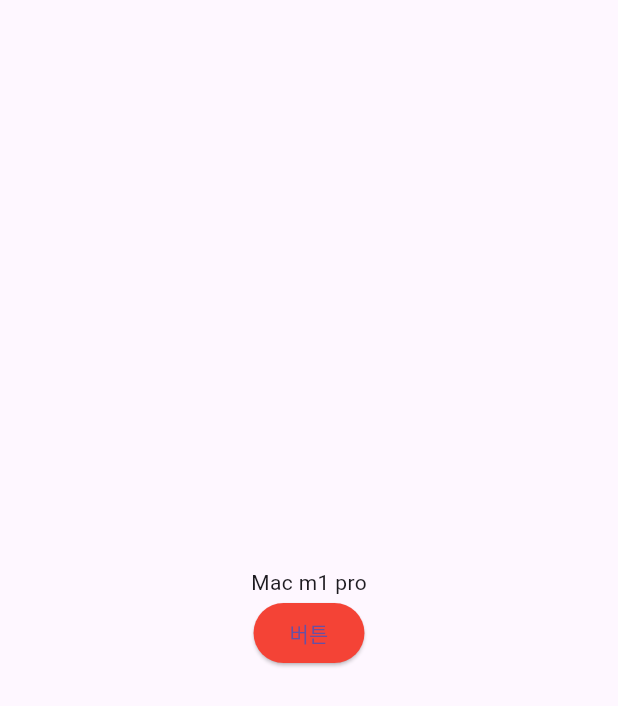
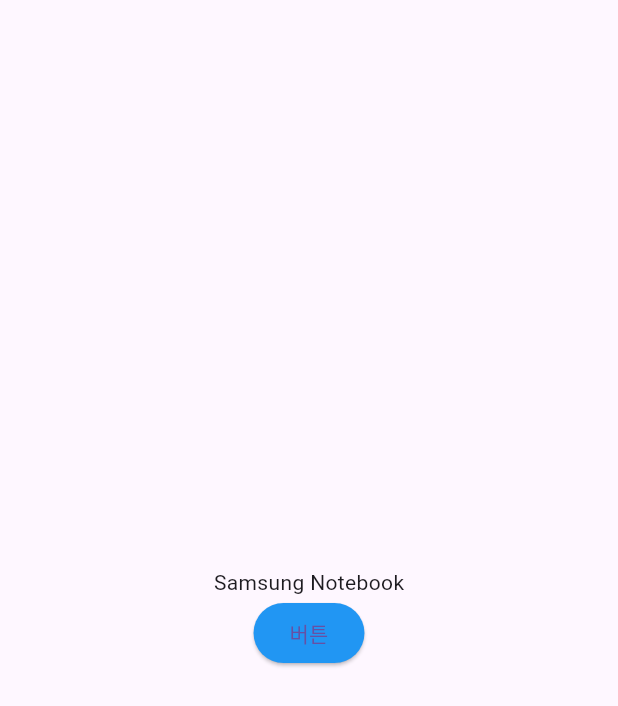
Before and after one commit to olleh365/computer_model1, a Flutter app: the screen it shows after launch, after a tap on "버튼", on a phone screen of 412 x 824 dp. Shown: the top 706 px of the screen. Run offline on Flutter 3.47's test engine with Material 3 defaults, Android fonts, the phone set to English and light mode, and no system bars; our stand-ins replace get.

```diff
--- a/lib/computer_controller.dart
+++ b/lib/computer_controller.dart
@@ -3,21 +3,18 @@ import 'package:get/get.dart';
 import 'computer_model.dart';
 
 class ComputerController extends GetxController{
-  var computer = ComputerModel(
-      name: ''.obs,
-      color: Colors.white.obs,
-  ).obs;
 
+  var computer = ComputerModel(name: '아래 버튼을 눌러주세요',color: Colors.yellow).obs;
   void switchingComputer(){
-    if (computer.value.name.value == 'Mac m1 pro') {
+    if (computer.value.name == 'Samsung Notebook') {
       computer.update((comp) {
-        comp?.name.value = 'Samsung Notebook';
-        comp?.color.value = Colors.blue;
+        comp?.name = 'MAC M1 Pro';
+        comp?.color = Colors.red;
       });
     } else {
       computer.update((comp) {
-        comp?.name.value = 'Mac m1 pro';
-        comp?.color.value = Colors.red;
+        comp?.name = 'Samsung Notebook';
+        comp?.color = Colors.blue;
       });
     }
   }
--- a/lib/computer_model.dart
+++ b/lib/computer_model.dart
@@ -1,9 +1,8 @@
 import 'package:flutter/material.dart';
-import 'package:get/get.dart';
 
 class ComputerModel {
-  RxString name;
-  Rx<Color> color;
+  String name;
+  Color color;
 
   ComputerModel({required this.name,required this.color});
 }
--- a/lib/main.dart
+++ b/lib/main.dart
@@ -20,11 +20,11 @@ class MyApp extends StatelessWidget {
              mainAxisAlignment: MainAxisAlignment.center,
              children: [
                Text(
-                 controller.computer.value.name.value,
+                 controller.computer.value.name,
                ),
                ElevatedButton(
                  style: ElevatedButton.styleFrom(
-                   backgroundColor: controller.computer.value.color.value,
+                   backgroundColor: controller.computer.value.color,
                  ),
                    onPressed: (){
                      controller.switchingComputer();
```
